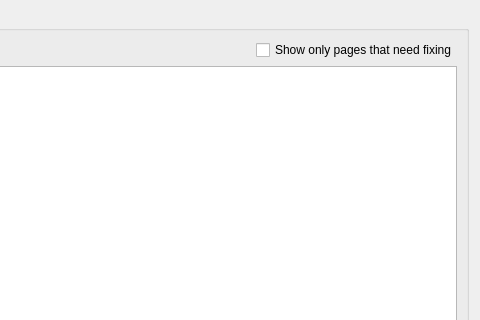
Old version of the form src/app/FixDpiDialog.ui in the repository 2ndmax/scantailor-ocr; both pictures show x 220 to 700 and y 0 to 320 of the 700 by 500 pixel window.
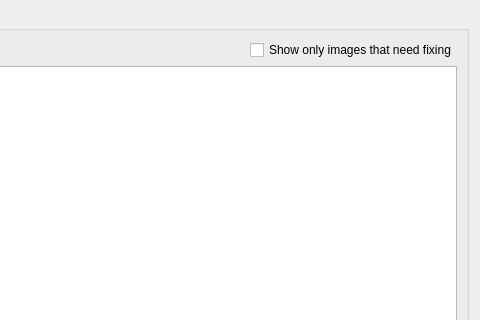
New version of the form.

The edit to the form file:
```diff
--- a/src/app/FixDpiDialog.ui
+++ b/src/app/FixDpiDialog.ui
@@ -41,7 +41,7 @@
         <item>
          <widget class="QCheckBox" name="needFixingOnlyCB">
           <property name="text">
-           <string>Show only pages that need fixing</string>
+           <string>Show only images that need fixing</string>
           </property>
          </widget>
         </item>
```
